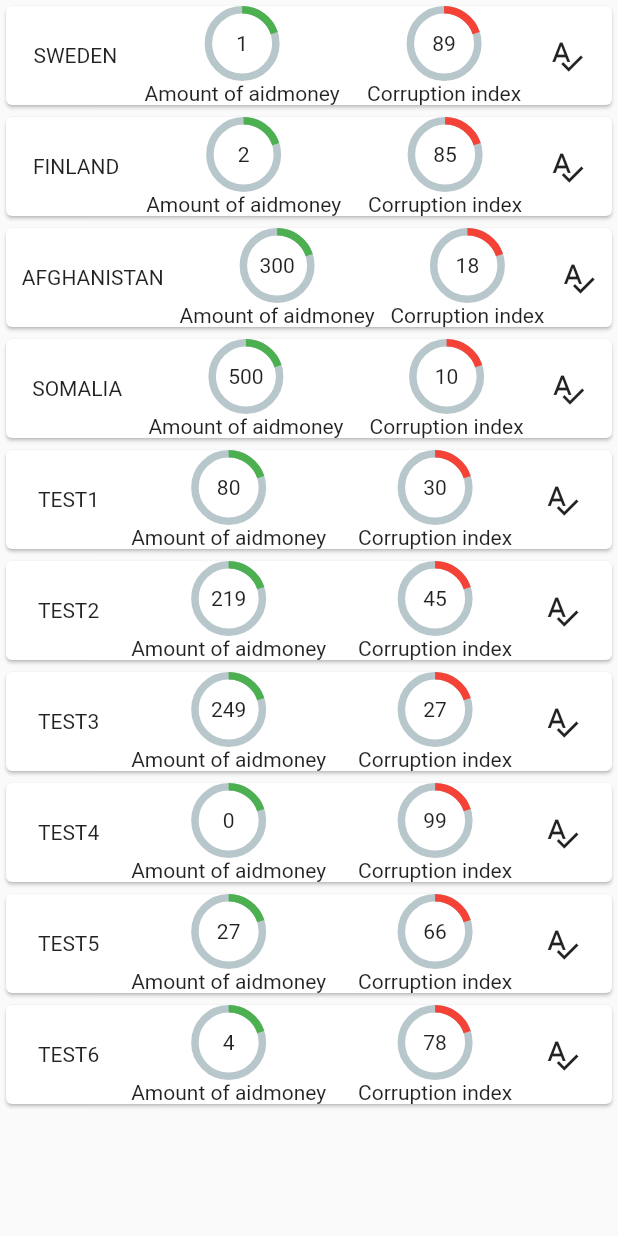
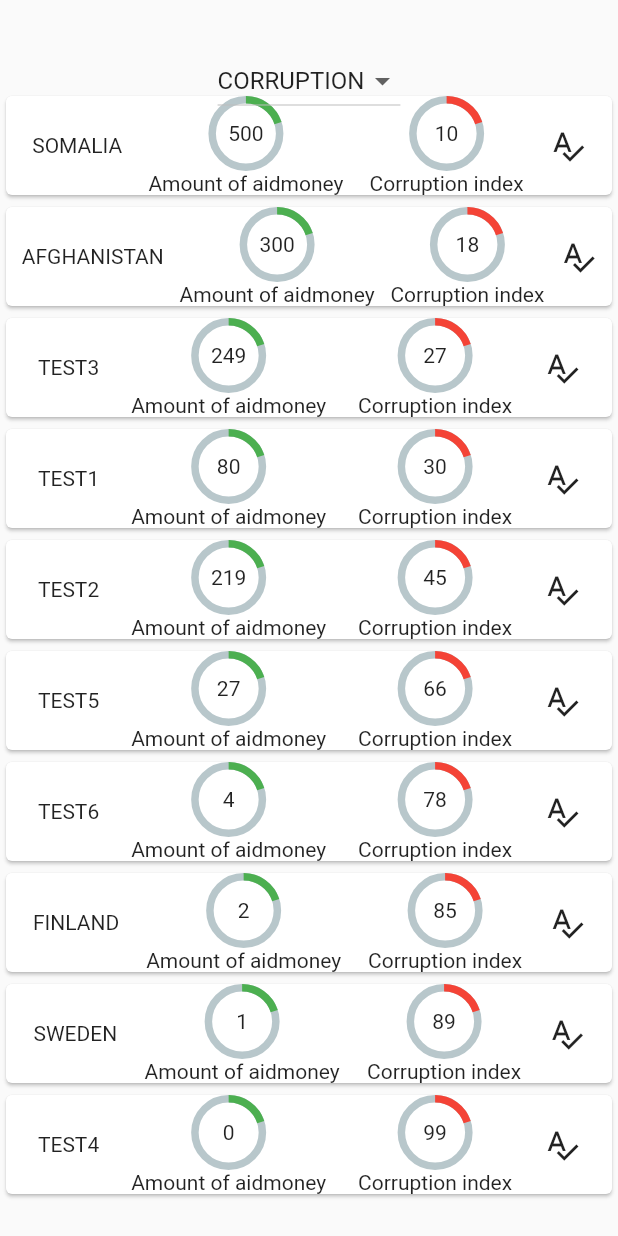
Before and after one commit to henriklagergren/2019-Gothenburg-BaggCrushers, a Flutter app: the screen it shows after launch, on a phone screen of 412 x 824 dp. Run offline on Flutter 3.47's test engine with Material 2 defaults, Android fonts, the phone set to English and light mode, and no system bars; drawn by our look-alikes of percent_indicator.

Commit message:
Filter listview.

```diff
--- a/flutter/lib/MainView.dart
+++ b/flutter/lib/MainView.dart
@@ -1,3 +1,4 @@
+import 'package:flutter/cupertino.dart';
 import 'package:flutter/material.dart';
 import 'package:percent_indicator/circular_percent_indicator.dart';
 import 'dart:async';
@@ -11,10 +12,54 @@ class MainView extends StatefulWidget {
   _MainViewState createState() => _MainViewState();
 }
 
+
+enum FILTERVALUES{
+  CORRUPTION,
+  AID
+}
+
 class _MainViewState extends State<MainView> {
+
+
+
+
+  FILTERVALUES dropdownValue = FILTERVALUES.CORRUPTION;
+
+  List<CountryInformation> sortBy(FILTERVALUES property, List<CountryInformation> list){
+    if(property == FILTERVALUES.CORRUPTION){
+      list.sort((a, b) => a.corruptionIndex.compareTo(b.corruptionIndex));
+    }else if(property == FILTERVALUES.AID){
+      list.sort((a, b) => a.aidMoney.compareTo(b.aidMoney));
+    }
+    return list;
+  }
+
+
   @override
   Widget build(BuildContext context) {
     return Scaffold(
+      appBar: PreferredSize(
+        preferredSize: Size(60,60),
+        child: Column(
+          children: <Widget>[
+            SizedBox(height: 30),
+            DropdownButton<FILTERVALUES>(
+                value: dropdownValue,
+                onChanged: (FILTERVALUES newValue) {
+                  setState(() {
+                    dropdownValue = newValue;
+                  });
+                },
+                items: <FILTERVALUES>[FILTERVALUES.CORRUPTION, FILTERVALUES.AID]
+                    .map<DropdownMenuItem<FILTERVALUES>>((FILTERVALUES value) {
+                  return DropdownMenuItem<FILTERVALUES>(
+                    value: value,
+                    child: Text(value.toString().split('.').last),
+                  );
+                }).toList(),
+              ),
+        ],),
+      ),
       body: FutureBuilder(
             future: loadJson(),
             builder: (BuildContext context, AsyncSnapshot snapshot){
@@ -22,12 +67,16 @@ class _MainViewState extends State<MainView> {
                 var data = json.decode(snapshot.data);
                 var rest = data as List;
                 List<CountryInformation> list = rest.map<CountryInformation>((json) => CountryInformation.fromJson(json)).toList();
+                list = sortBy(dropdownValue, list);
+
                 return CardTiles(list);
               }else{
-            return CircularPercentIndicator();
+                return CircularPercentIndicator(radius: 10,);
               }
             },
           ),
+
+
     );
   }
 }
```
Also changed, not shown: flutter/lib/DetailedView.dart (+126 -6 lines), 5 other files. Lines whose indentation alone changed are shown as unchanged.
